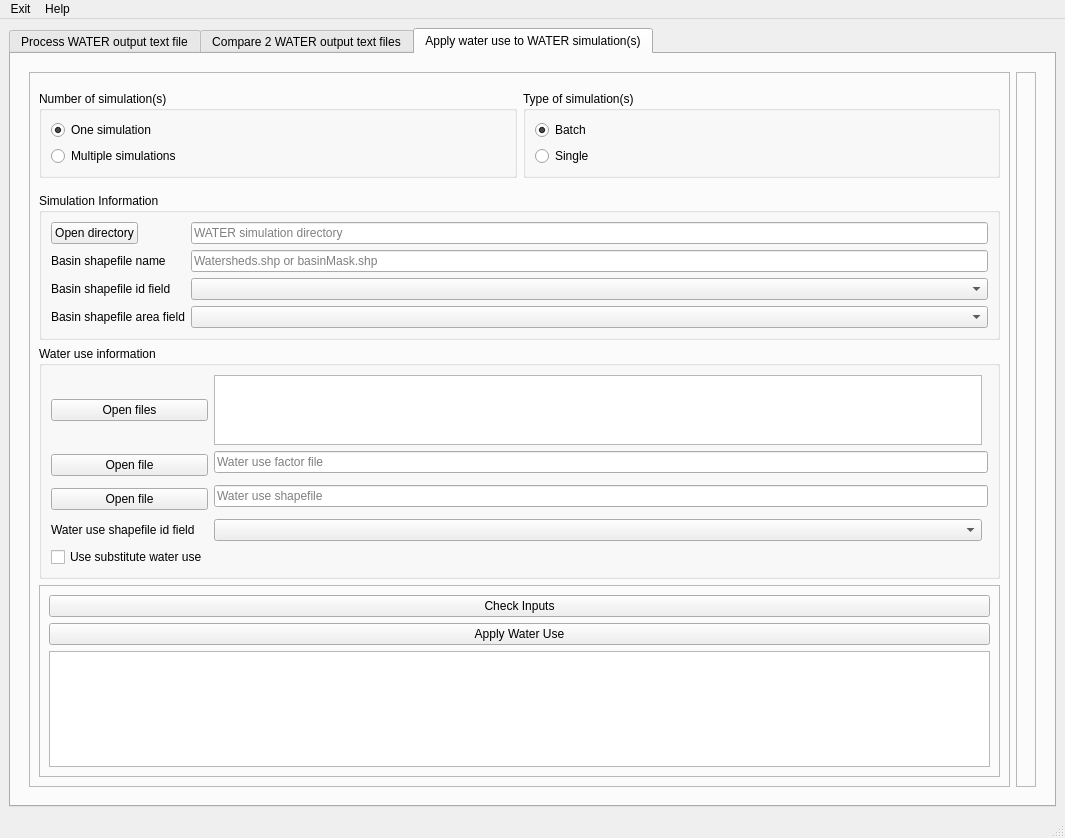
This is waterapputils/gui/user_interface.ui in jlant/waterapputils as Qt 5 draws it before an edit. The edited form follows.
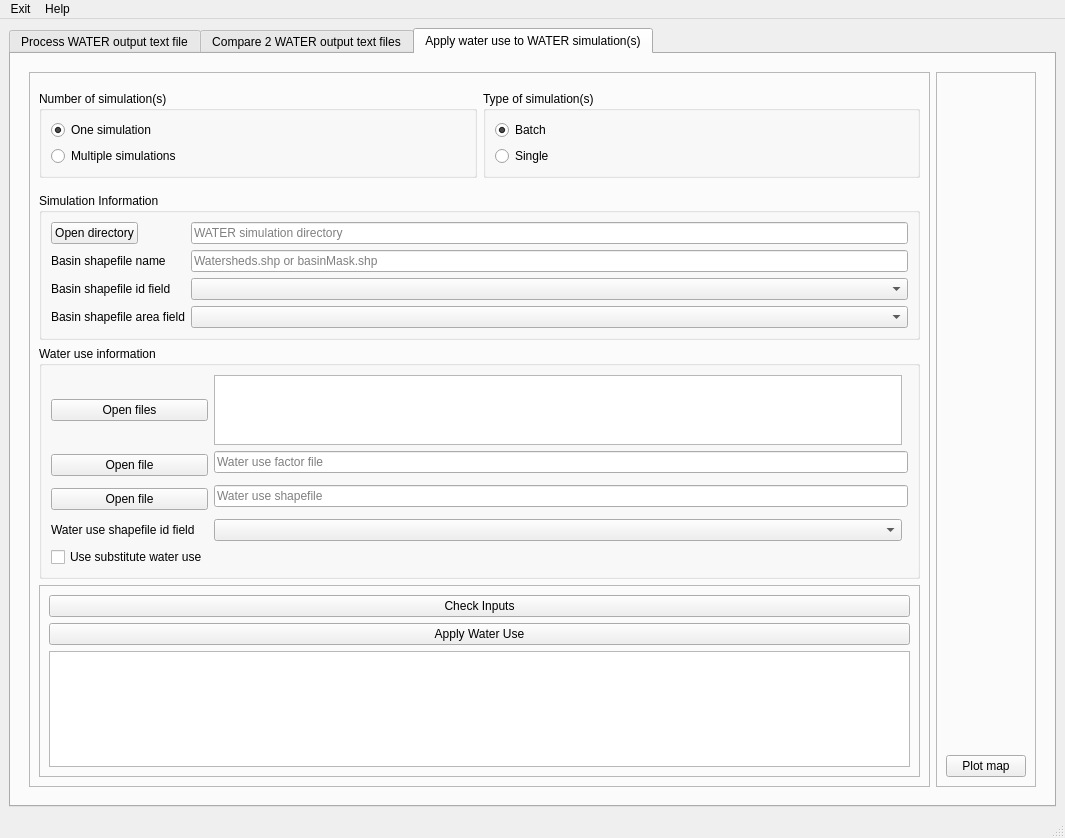
This is the edited form. Custom widgets are drawn as their Qt base class.

Commit message: have a working plot of the map using basemap, but it is very slow; trying to use threading with matplotlib

```diff
--- a/waterapputils/gui/user_interface.ui
+++ b/waterapputils/gui/user_interface.ui
@@ -642,6 +642,13 @@
               <item>
                <widget class="MatplotlibWidget" name="tab_wateruse_matplotlib_widget"/>
               </item>
+              <item>
+               <widget class="QPushButton" name="tab_wateruse_push_button_plot_map">
+                <property name="text">
+                 <string>Plot map</string>
+                </property>
+               </widget>
+              </item>
              </layout>
             </widget>
            </item>
```
The commit also changes 3 other files.
